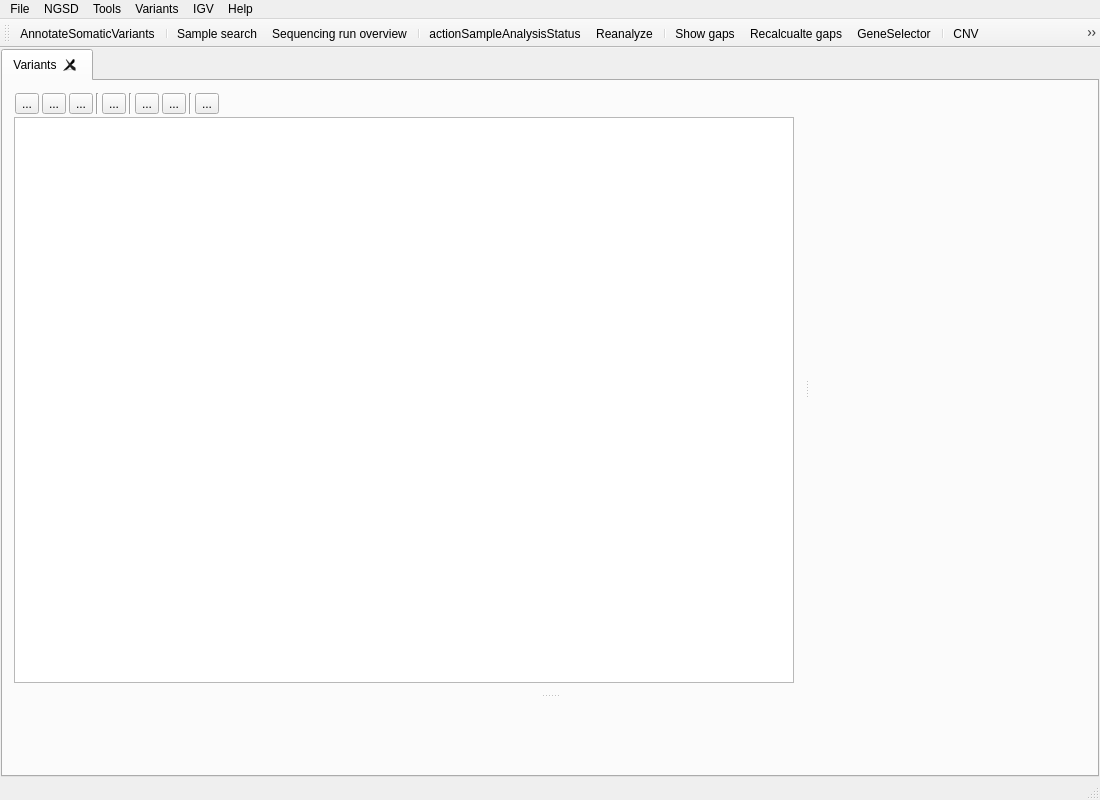
Qt form src/GSvar/MainWindow.ui (imgag/ngs-bits) before a commit.
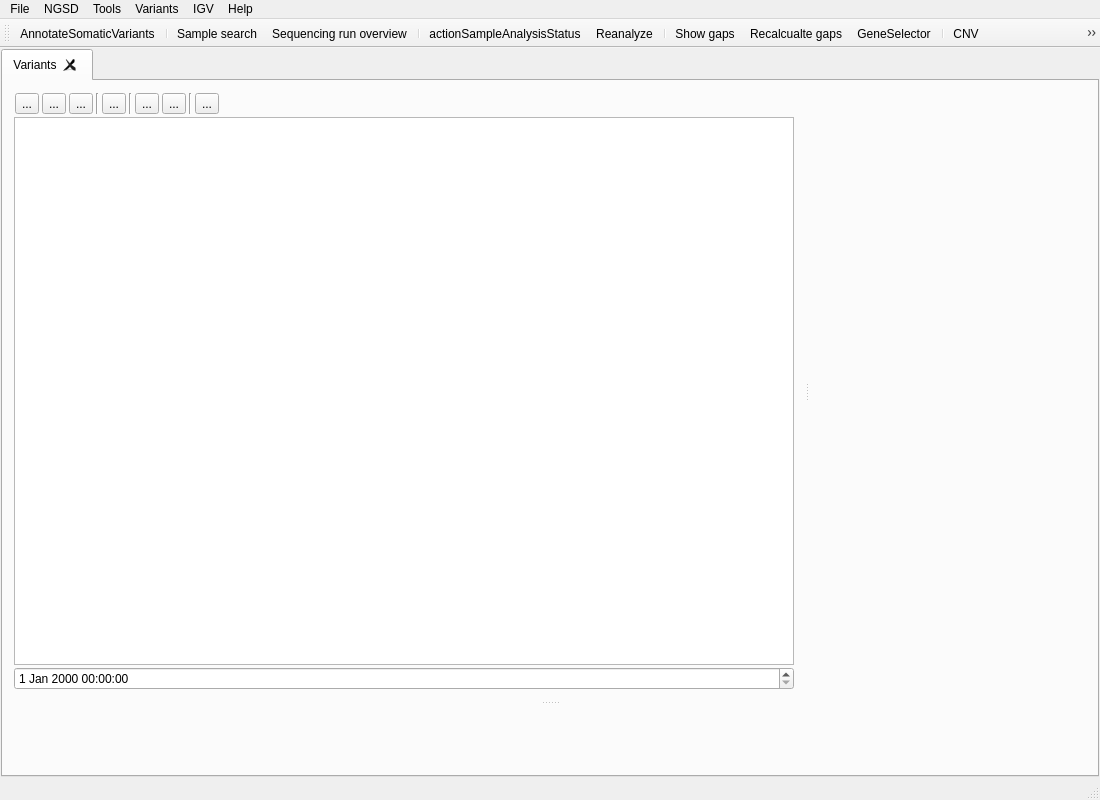
The same form after that commit. Icons and pictures are not drawn. Custom widgets are drawn as their Qt base class.

```diff
--- a/src/GSvar/MainWindow.ui
+++ b/src/GSvar/MainWindow.ui
@@ -296,6 +296,9 @@
                </attribute>
               </widget>
              </item>
+             <item>
+              <widget class="QDateTimeEdit" name="dateTimeEdit"/>
+             </item>
             </layout>
            </widget>
            <widget class="FilterWidget" name="filters" native="true">
```
Left out of the diff: 5 changed lines with no effect on the pictures.
